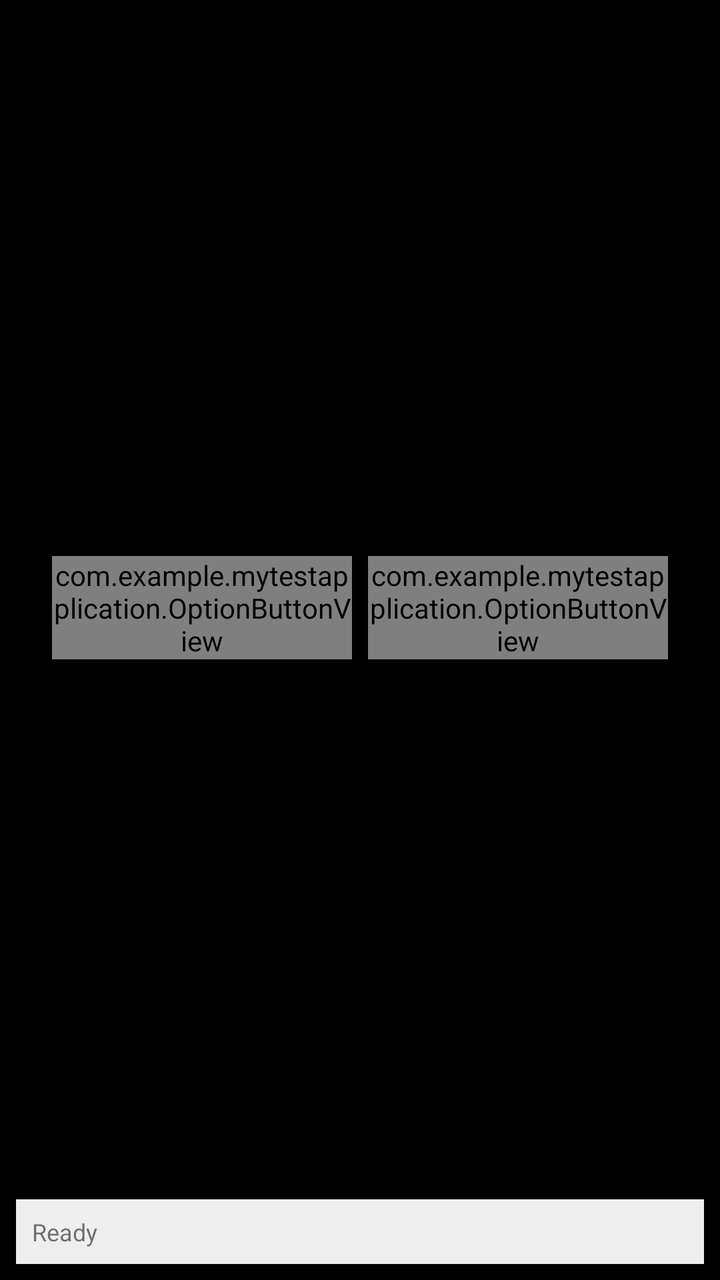
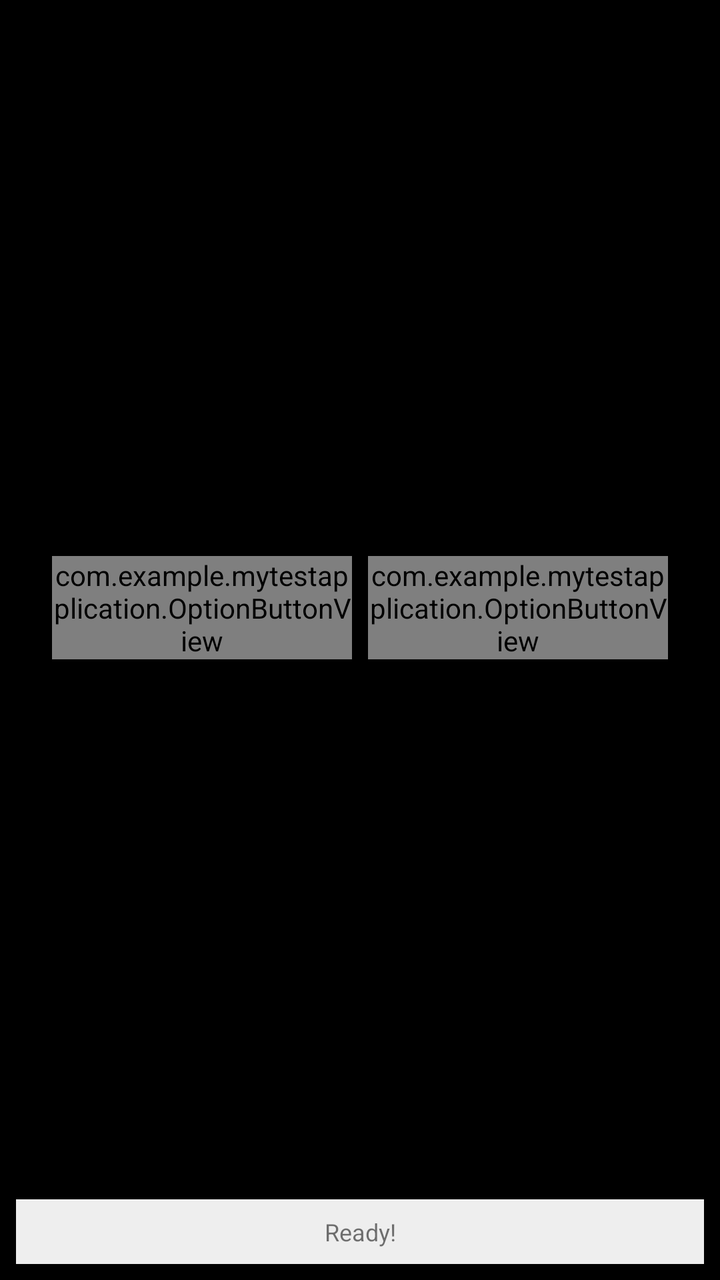

An Android layout rendered at two revisions. The XML below is the earlier revision; the diff shows what the commit changed to produce the second picture.
<!-- AndroidManifest.xml: activity theme Theme.MyTestApplication -->
<!-- res/layout/activity_main.xml -->
<?xml version="1.0" encoding="utf-8"?>
<androidx.constraintlayout.widget.ConstraintLayout xmlns:android="http://schemas.android.com/apk/res/android"
    xmlns:app="http://schemas.android.com/apk/res-auto"
    xmlns:tools="http://schemas.android.com/tools"
    android:layout_width="match_parent"
    android:layout_height="match_parent"
    android:padding="8dp">

    <TextView
        android:id="@+id/tvKeyboardStatus"
        android:layout_width="wrap_content"
        android:layout_height="wrap_content"
        android:padding="8dp"
        android:text="Keyboard status: Checking..."
        android:textSize="14sp"
        android:textStyle="bold"
        app:layout_constraintEnd_toEndOf="parent"
        app:layout_constraintStart_toStartOf="parent"
        app:layout_constraintTop_toTopOf="parent" />

    <GridLayout
        android:id="@+id/optionsGrid"
        android:layout_width="wrap_content"
        android:layout_height="wrap_content"
        android:columnCount="2"
        android:useDefaultMargins="true"
        app:layout_constraintBottom_toTopOf="@id/tvStatus"
        app:layout_constraintEnd_toEndOf="parent"
        app:layout_constraintStart_toStartOf="parent"
        app:layout_constraintTop_toBottomOf="@id/btnGoBack"
        app:layout_constraintVertical_chainStyle="packed">

        <com.example.mytestapplication.OptionButtonView
            android:id="@+id/optionA"
            android:layout_width="@dimen/option_button_width"
            android:layout_height="wrap_content"
            app:optionText="OptionA"
            app:shortcutText="[F]" />

        <com.example.mytestapplication.OptionButtonView
            android:id="@+id/optionB"
            android:layout_width="@dimen/option_button_width"
            android:layout_height="wrap_content"
            app:optionText="OptionB"
            app:shortcutText="[J]" />

    </GridLayout>

    <Button
        android:id="@+id/btnGoBack"
        android:layout_width="wrap_content"
        android:layout_height="wrap_content"
        android:layout_margin="8dp"
        android:text="Go back"
        android:visibility="gone"
        app:layout_constraintStart_toStartOf="parent"
        app:layout_constraintTop_toTopOf="parent"
        tools:visibility="visible" />

    <TextView
        android:id="@+id/tvStatus"
        android:layout_width="0dp"
        android:layout_height="wrap_content"
        android:background="#EEEEEE"
        android:padding="8dp"
        android:text="Ready"
        android:textSize="12sp"
        app:layout_constraintBottom_toBottomOf="parent"
        app:layout_constraintEnd_toEndOf="parent"
        app:layout_constraintStart_toStartOf="parent" />

</androidx.constraintlayout.widget.ConstraintLayout>
<!-- resources referenced by this layout -->
<resources>
  <dimen name="option_button_width">150dp</dimen>
  <style name="Theme.MyTestApplication" parent="Base.Theme.MyTestApplication" />
  <style name="Base.Theme.MyTestApplication" parent="Theme.AppCompat.DayNight.NoActionBar">
          
          <item name="android:windowBackground">@color/black</item>
      </style>
  <color name="black">#FF000000</color>
</resources>

<!-- the commit's change to res/layout/activity_main.xml (unified diff, before → after) -->
@@ -62,8 +62,9 @@
         android:layout_width="0dp"
         android:layout_height="wrap_content"
         android:background="#EEEEEE"
+        android:gravity="center"
         android:padding="8dp"
-        android:text="Ready"
+        android:text="Ready!"
         android:textSize="12sp"
         app:layout_constraintBottom_toBottomOf="parent"
         app:layout_constraintEnd_toEndOf="parent"
